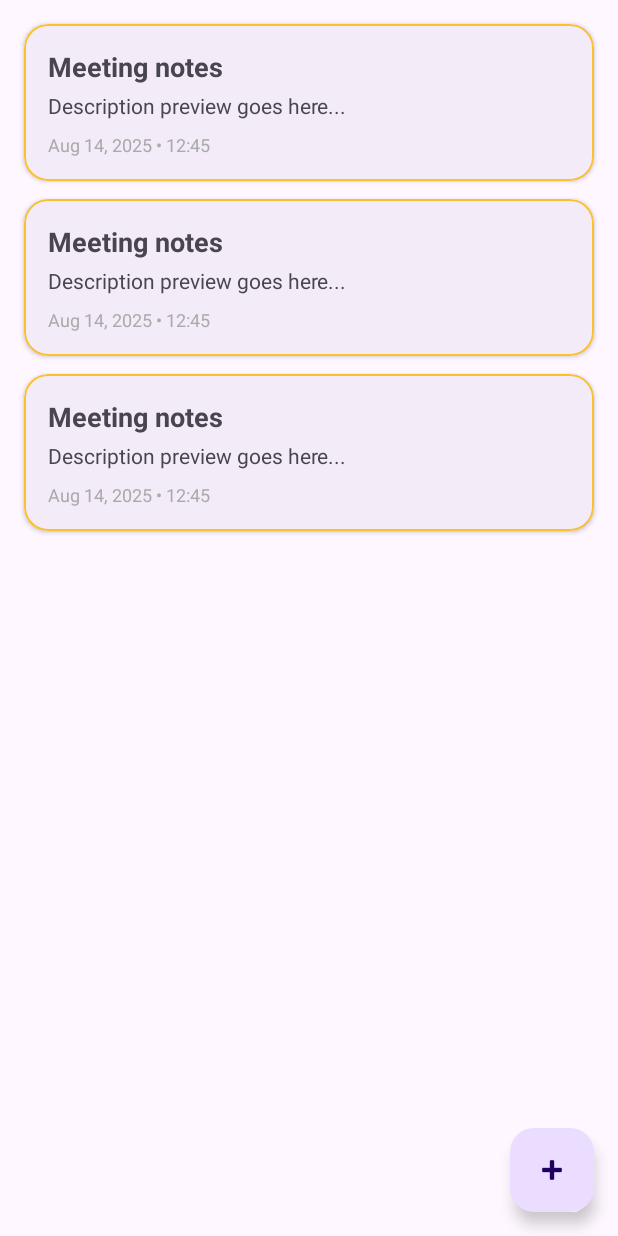
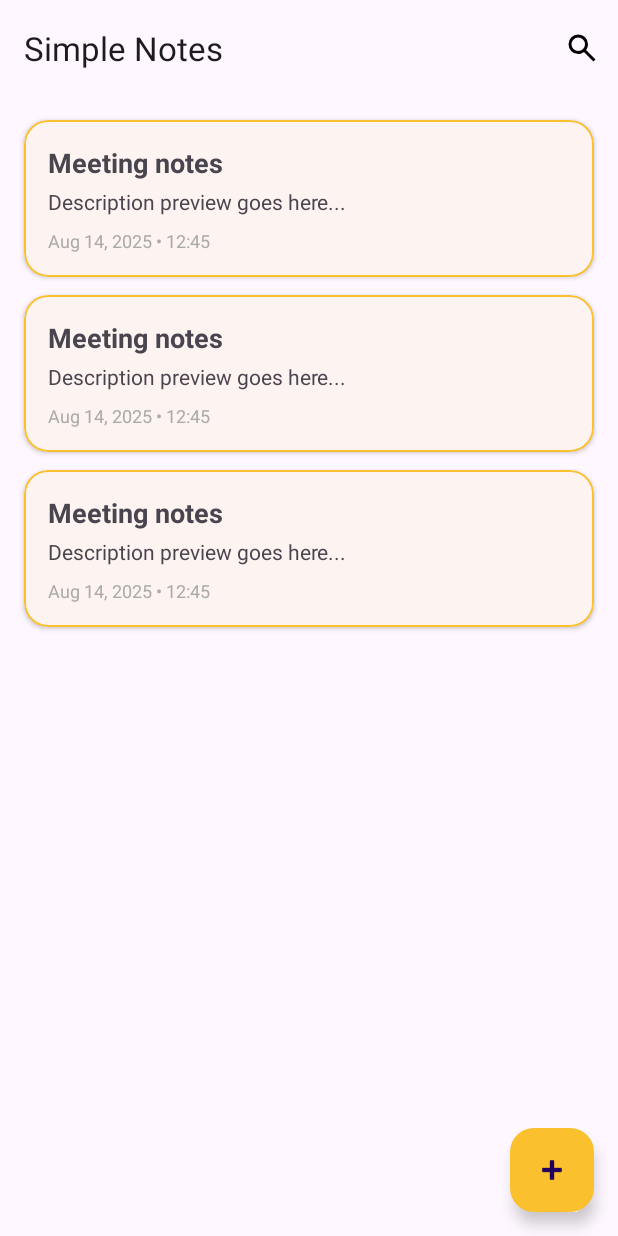
Before and after one commit to estiak-sourav/SimpleNotes, an Android app: the layout activity_main.xml on its own in the app's theme, with its tools: preview values and no code run, on a phone screen of 412 x 824 dp. Run offline under Robolectric (Android 15) with nearby library versions, the phone set to English and light mode, and no system bars.

Commit message:
added theming

```diff
--- /dev/null
+++ b/app/src/main/res/drawable/outline_search_24.xml
@@ -0,0 +1,5 @@
+<vector xmlns:android="http://schemas.android.com/apk/res/android" android:height="24dp" android:tint="#000000" android:viewportHeight="960" android:viewportWidth="960" android:width="24dp">
+
+    <path android:fillColor="@android:color/white" android:pathData="M784,840L532,588Q502,612 463,626Q424,640 380,640Q271,640 195.5,564.5Q120,489 120,380Q120,271 195.5,195.5Q271,120 380,120Q489,120 564.5,195.5Q640,271 640,380Q640,424 626,463Q612,502 588,532L840,784L784,840ZM380,560Q455,560 507.5,507.5Q560,455 560,380Q560,305 507.5,252.5Q455,200 380,200Q305,200 252.5,252.5Q200,305 200,380Q200,455 252.5,507.5Q305,560 380,560Z"/>
+
+</vector>
--- a/app/src/main/res/layout/activity_main.xml
+++ b/app/src/main/res/layout/activity_main.xml
@@ -1,5 +1,5 @@
 <?xml version="1.0" encoding="utf-8"?>
-<androidx.coordinatorlayout.widget.CoordinatorLayout xmlns:android="http://schemas.android.com/apk/res/android"
+<androidx.constraintlayout.widget.ConstraintLayout xmlns:android="http://schemas.android.com/apk/res/android"
     xmlns:app="http://schemas.android.com/apk/res-auto"
     xmlns:tools="http://schemas.android.com/tools"
     android:id="@+id/root"
@@ -12,25 +12,38 @@
         android:layout_width="match_parent"
         android:layout_height="wrap_content"
         android:theme="@style/ThemeOverlay.Material3.ActionBar"
-        app:title="@string/app_name"
-        app:menu="@menu/menu_main"/>
+        app:layout_constraintEnd_toEndOf="parent"
+        app:layout_constraintStart_toStartOf="parent"
+        app:layout_constraintTop_toTopOf="parent"
+        app:menu="@menu/menu_main"
+        app:title="@string/app_name" />
 
     <androidx.recyclerview.widget.RecyclerView
         android:id="@+id/recyclerView"
-        android:layout_width="match_parent"
-        android:layout_height="match_parent"
+        android:layout_width="0dp"
+        android:layout_height="0dp"
+        android:clipToPadding="false"
         android:padding="16dp"
-        android:clipToPadding="false"
         app:layout_behavior="@string/appbar_scrolling_view_behavior"
-        tools:listitem="@layout/item_note"/>
+        app:layout_constraintBottom_toBottomOf="parent"
+        app:layout_constraintEnd_toEndOf="parent"
+        app:layout_constraintStart_toStartOf="parent"
+        app:layout_constraintTop_toBottomOf="@+id/toolbar"
+        tools:listitem="@layout/item_note" />
 
     <com.google.android.material.floatingactionbutton.FloatingActionButton
         android:id="@+id/fab"
         android:layout_width="wrap_content"
         android:layout_height="wrap_content"
         android:layout_margin="16dp"
-        app:srcCompat="@android:drawable/ic_input_add"
+        android:layout_marginEnd="16dp"
+        android:layout_marginBottom="16dp"
+        android:contentDescription="@string/add_note"
         app:layout_anchor="@id/recyclerView"
-        app:layout_anchorGravity="bottom|end" />
+        app:layout_anchorGravity="bottom|end"
+        app:layout_constraintBottom_toBottomOf="parent"
+        app:layout_constraintEnd_toEndOf="parent"
+        app:backgroundTint="@color/primary_color"
+        app:srcCompat="@android:drawable/ic_input_add" />
 
-</androidx.coordinatorlayout.widget.CoordinatorLayout>
+</androidx.constraintlayout.widget.ConstraintLayout>
--- a/app/src/main/res/menu/menu_main.xml
+++ b/app/src/main/res/menu/menu_main.xml
@@ -4,7 +4,7 @@
     <item
         android:id="@+id/action_search"
         android:title="@string/search"
-        android:icon="@android:drawable/ic_menu_search"
+        android:icon="@drawable/outline_search_24"
         app:showAsAction="always|collapseActionView"
         app:actionViewClass="androidx.appcompat.widget.SearchView"/>
 </menu>
--- a/app/src/main/res/values-night/themes.xml
+++ b/app/src/main/res/values-night/themes.xml
@@ -1,7 +1,8 @@
 <resources xmlns:tools="http://schemas.android.com/tools">
     <!-- Base application theme. -->
     <style name="Base.Theme.SimpleNotes" parent="Theme.Material3.DayNight.NoActionBar">
-        <!-- Customize your dark theme here. -->
-        <!-- <item name="colorPrimary">@color/my_dark_primary</item> -->
+        <item name="colorPrimary">@color/primary_color</item>
+        <item name="colorPrimaryDark">#314D8E</item>
+        <item name="colorAccent">@color/primary_color</item>
     </style>
 </resources>
--- a/app/src/main/res/values/themes.xml
+++ b/app/src/main/res/values/themes.xml
@@ -1,8 +1,9 @@
 <resources xmlns:tools="http://schemas.android.com/tools">
     <!-- Base application theme. -->
     <style name="Base.Theme.SimpleNotes" parent="Theme.Material3.DayNight.NoActionBar">
-        <!-- Customize your light theme here. -->
-        <!-- <item name="colorPrimary">@color/my_light_primary</item> -->
+        <item name="colorPrimary">@color/primary_color</item>
+        <item name="colorPrimaryDark">#314D8E</item>
+        <item name="colorAccent">@color/primary_color</item>
     </style>
 
     <style name="Theme.SimpleNotes" parent="Base.Theme.SimpleNotes" />
```
